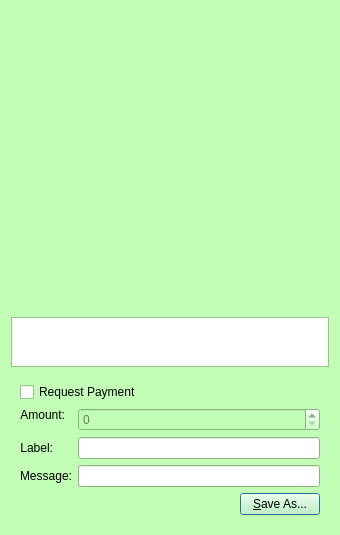
IParn/LimecoinX, file src/qt/forms/qrcodedialog.ui: the form before one commit.
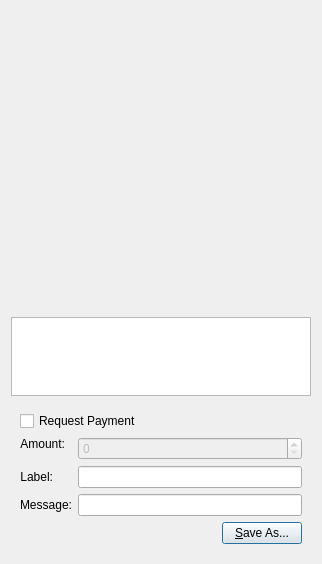
The form after the commit. Custom widgets are drawn as their Qt base class.

```diff
--- a/src/qt/forms/qrcodedialog.ui
+++ b/src/qt/forms/qrcodedialog.ui
@@ -6,425 +6,10 @@
    <rect>
     <x>0</x>
     <y>0</y>
-    <width>340</width>
-    <height>530</height>
+    <width>318</width>
+    <height>564</height>
    </rect>
   </property>
-  <property name="palette">
-   <palette>
-    <active>
-     <colorrole role="WindowText">
-      <brush brushstyle="SolidPattern">
-       <color alpha="255">
-        <red>0</red>
-        <green>0</green>
-        <blue>0</blue>
-       </color>
-      </brush>
-     </colorrole>
-     <colorrole role="Button">
-      <brush brushstyle="SolidPattern">
-       <color alpha="255">
-        <red>193</red>
-        <green>253</green>
-        <blue>181</blue>
-       </color>
-      </brush>
-     </colorrole>
-     <colorrole role="Light">
-      <brush brushstyle="SolidPattern">
-       <color alpha="255">
-        <red>255</red>
-        <green>255</green>
-        <blue>255</blue>
-       </color>
-      </brush>
-     </colorrole>
-     <colorrole role="Midlight">
-      <brush brushstyle="SolidPattern">
-       <color alpha="255">
-        <red>224</red>
-        <green>254</green>
-        <blue>218</blue>
-       </color>
-      </brush>
-     </colorrole>
-     <colorrole role="Dark">
-      <brush brushstyle="SolidPattern">
-       <color alpha="255">
-        <red>96</red>
-        <green>126</green>
-        <blue>90</blue>
-       </color>
-      </brush>
-     </colorrole>
-     <colorrole role="Mid">
-      <brush brushstyle="SolidPattern">
-       <color alpha="255">
-        <red>129</red>
-        <green>169</green>
-        <blue>121</blue>
-       </color>
-      </brush>
-     </colorrole>
-     <colorrole role="Text">
-      <brush brushstyle="SolidPattern">
-       <color alpha="255">
-        <red>0</red>
-        <green>0</green>
-        <blue>0</blue>
-       </color>
-      </brush>
-     </colorrole>
-     <colorrole role="BrightText">
-      <brush brushstyle="SolidPattern">
-       <color alpha="255">
-        <red>255</red>
-        <green>255</green>
-        <blue>255</blue>
-       </color>
-      </brush>
-     </colorrole>
-     <colorrole role="ButtonText">
-      <brush brushstyle="SolidPattern">
-       <color alpha="255">
-        <red>0</red>
-        <green>0</green>
-        <blue>0</blue>
-       </color>
-      </brush>
-     </colorrole>
-     <colorrole role="Base">
-      <brush brushstyle="SolidPattern">
-       <color alpha="255">
-        <red>255</red>
-        <green>255</green>
-        <blue>255</blue>
-       </color>
-      </brush>
-     </colorrole>
-     <colorrole role="Window">
-      <brush brushstyle="SolidPattern">
-       <color alpha="255">
-        <red>193</red>
-        <green>253</green>
-        <blue>181</blue>
-       </color>
-      </brush>
-     </colorrole>
-     <colorrole role="Shadow">
-      <brush brushstyle="SolidPattern">
-       <color alpha="255">
-        <red>0</red>
-        <green>0</green>
-        <blue>0</blue>
-       </color>
-      </brush>
-     </colorrole>
-     <colorrole role="AlternateBase">
-      <brush brushstyle="SolidPattern">
-       <color alpha="255">
-        <red>224</red>
-        <green>254</green>
-        <blue>218</blue>
-       </color>
-      </brush>
-     </colorrole>
-     <colorrole role="ToolTipBase">
-      <brush brushstyle="SolidPattern">
-       <color alpha="255">
-        <red>255</red>
-        <green>255</green>
-        <blue>220</blue>
-       </color>
-      </brush>
-     </colorrole>
-     <colorrole role="ToolTipText">
-      <brush brushstyle="SolidPattern">
-       <color alpha="255">
-        <red>0</red>
-        <green>0</green>
-        <blue>0</blue>
-       </color>
-      </brush>
-     </colorrole>
-    </active>
-    <inactive>
-     <colorrole role="WindowText">
-      <brush brushstyle="SolidPattern">
-       <color alpha="255">
-        <red>0</red>
-        <green>0</green>
-        <blue>0</blue>
-       </color>
-      </brush>
-     </colorrole>
-     <colorrole role="Button">
-      <brush brushstyle="SolidPattern">
-       <color alpha="255">
-        <red>193</red>
-        <green>253</green>
-        <blue>181</blue>
-       </color>
-      </brush>
-     </colorrole>
-     <colorrole role="Light">
-      <brush brushstyle="SolidPattern">
-       <color alpha="255">
-        <red>255</red>
-        <green>255</green>
-        <blue>255</blue>
-       </color>
-      </brush>
-     </colorrole>
-     <colorrole role="Midlight">
-      <brush brushstyle="SolidPattern">
-       <color alpha="255">
-        <red>224</red>
-        <green>254</green>
-        <blue>218</blue>
-       </color>
-      </brush>
-     </colorrole>
-     <colorrole role="Dark">
-      <brush brushstyle="SolidPattern">
-       <color alpha="255">
-        <red>96</red>
-        <green>126</green>
-        <blue>90</blue>
-       </color>
-      </brush>
-     </colorrole>
-     <colorrole role="Mid">
-      <brush brushstyle="SolidPattern">
-       <color alpha="255">
-        <red>129</red>
-        <green>169</green>
-        <blue>121</blue>
-       </color>
-      </brush>
-     </colorrole>
-     <colorrole role="Text">
-      <brush brushstyle="SolidPattern">
-       <color alpha="255">
-        <red>0</red>
-        <green>0</green>
-        <blue>0</blue>
-       </color>
-      </brush>
-     </colorrole>
-     <colorrole role="BrightText">
-      <brush brushstyle="SolidPattern">
-       <color alpha="255">
-        <red>255</red>
-        <green>255</green>
-        <blue>255</blue>
-       </color>
-      </brush>
-     </colorrole>
-     <colorrole role="ButtonText">
-      <brush brushstyle="SolidPattern">
-       <color alpha="255">
-        <red>0</red>
-        <green>0</green>
-        <blue>0</blue>
-       </color>
-      </brush>
-     </colorrole>
-     <colorrole role="Base">
-      <brush brushstyle="SolidPattern">
-       <color alpha="255">
-        <red>255</red>
-        <green>255</green>
-        <blue>255</blue>
-       </color>
-      </brush>
-     </colorrole>
-     <colorrole role="Window">
-      <brush brushstyle="SolidPattern">
-       <color alpha="255">
-        <red>193</red>
-        <green>253</green>
-        <blue>181</blue>
-       </color>
-      </brush>
-     </colorrole>
-     <colorrole role="Shadow">
-      <brush brushstyle="SolidPattern">
-       <color alpha="255">
-        <red>0</red>
-        <green>0</green>
-        <blue>0</blue>
-       </color>
-      </brush>
-     </colorrole>
-     <colorrole role="AlternateBase">
-      <brush brushstyle="SolidPattern">
-       <color alpha="255">
-        <red>224</red>
-        <green>254</green>
-        <blue>218</blue>
-       </color>
-      </brush>
-     </colorrole>
-     <colorrole role="ToolTipBase">
-      <brush brushstyle="SolidPattern">
-       <color alpha="255">
-        <red>255</red>
-        <green>255</green>
-        <blue>220</blue>
-       </color>
-      </brush>
-     </colorrole>
-     <colorrole role="ToolTipText">
-      <brush brushstyle="SolidPattern">
-       <color alpha="255">
-        <red>0</red>
-        <green>0</green>
-        <blue>0</blue>
-       </color>
-      </brush>
-     </colorrole>
-    </inactive>
-    <disabled>
-     <colorrole role="WindowText">
-      <brush brushstyle="SolidPattern">
-       <color alpha="255">
-        <red>96</red>
-        <green>126</green>
-        <blue>90</blue>
-       </color>
-      </brush>
-     </colorrole>
-     <colorrole role="Button">
-      <brush brushstyle="SolidPattern">
-       <color alpha="255">
-        <red>193</red>
-        <green>253</green>
-        <blue>181</blue>
-       </color>
-      </brush>
-     </colorrole>
-     <colorrole role="Light">
-      <brush brushstyle="SolidPattern">
-       <color alpha="255">
-        <red>255</red>
-        <green>255</green>
-        <blue>255</blue>
-       </color>
-      </brush>
-     </colorrole>
-     <colorrole role="Midlight">
-      <brush brushstyle="SolidPattern">
-       <color alpha="255">
-        <red>224</red>
-        <green>254</green>
-        <blue>218</blue>
-       </color>
-      </brush>
-     </colorrole>
-     <colorrole role="Dark">
-      <brush brushstyle="SolidPattern">
-       <color alpha="255">
-        <red>96</red>
-        <green>126</green>
-        <blue>90</blue>
-       </color>
-      </brush>
-     </colorrole>
-     <colorrole role="Mid">
-      <brush brushstyle="SolidPattern">
-       <color alpha="255">
-        <red>129</red>
-        <green>169</green>
-        <blue>121</blue>
-       </color>
-      </brush>
-     </colorrole>
-     <colorrole role="Text">
-      <brush brushstyle="SolidPattern">
-       <color alpha="255">
-        <red>96</red>
-        <green>126</green>
-        <blue>90</blue>
-       </color>
-      </brush>
-     </colorrole>
-     <colorrole role="BrightText">
-      <brush brushstyle="SolidPattern">
-       <color alpha="255">
-        <red>255</red>
-        <green>255</green>
-        <blue>255</blue>
-       </color>
-      </brush>
-     </colorrole>
-     <colorrole role="ButtonText">
-      <brush brushstyle="SolidPattern">
-       <color alpha="255">
-        <red>96</red>
-        <green>126</green>
-        <blue>90</blue>
-       </color>
-      </brush>
-     </colorrole>
-     <colorrole role="Base">
-      <brush brushstyle="SolidPattern">
-       <color alpha="255">
-        <red>193</red>
-        <green>253</green>
-        <blue>181</blue>
-       </color>
-      </brush>
-     </colorrole>
-     <colorrole role="Window">
-      <brush brushstyle="SolidPattern">
-       <color alpha="255">
-        <red>193</red>
-        <green>253</green>
-        <blue>181</blue>
-       </color>
-      </brush>
-     </colorrole>
-     <colorrole role="Shadow">
-      <brush brushstyle="SolidPattern">
-       <color alpha="255">
-        <red>0</red>
-        <green>0</green>
-        <blue>0</blue>
-       </color>
-      </brush>
-     </colorrole>
-     <colorrole role="AlternateBase">
-      <brush brushstyle="SolidPattern">
-       <color alpha="255">
-        <red>193</red>
-        <green>253</green>
-        <blue>181</blue>
-       </color>
-      </brush>
-     </colorrole>
-     <colorrole role="ToolTipBase">
-      <brush brushstyle="SolidPattern">
-       <color alpha="255">
-        <red>255</red>
-        <green>255</green>
-        <blue>220</blue>
-       </color>
-      </brush>
-     </colorrole>
-     <colorrole role="ToolTipText">
-      <brush brushstyle="SolidPattern">
-       <color alpha="255">
-        <red>0</red>
-        <green>0</green>
-        <blue>0</blue>
-       </color>
-      </brush>
-     </colorrole>
-    </disabled>
-   </palette>
-  </property>
   <property name="windowTitle">
    <string>QR Code Dialog</string>
   </property>
```
